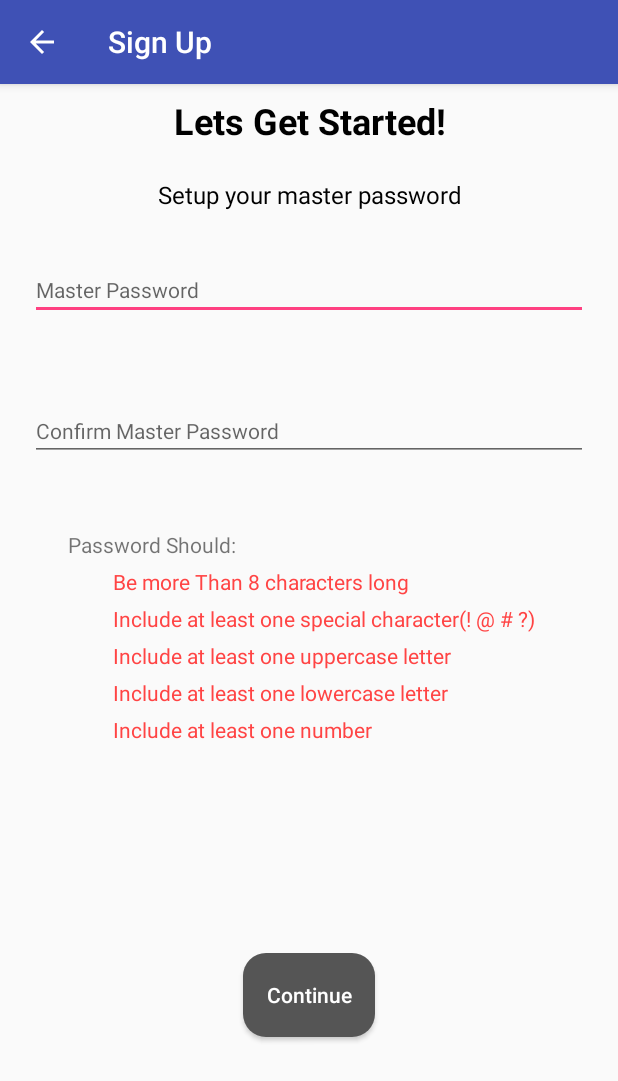
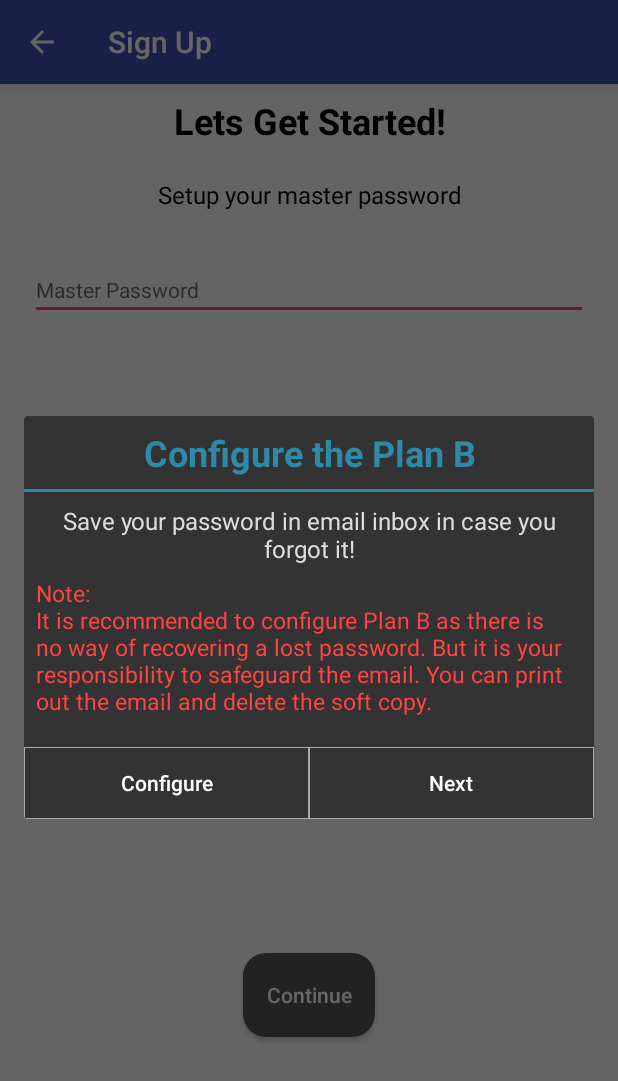
Before and after one commit to Ha5h-Code/The-Fob, an Android app: the SignUpActivity screen opened directly, with no data from a screen before it, after a tap on "Continue", on a phone screen of 412 x 824 dp. Shown: the top 1081 px of the screen. Run offline under Robolectric (Android 15) with nearby library versions, the light colour scheme and no system bars; libraries missing offline, so code that uses them is left out: net.sqlcipher.database; 2 statements that could not run were skipped.

Commit message:
added password recovery alert box

```diff
--- a/app/src/main/java/hashcode/thefob/login/SignUpActivity.java
+++ b/app/src/main/java/hashcode/thefob/login/SignUpActivity.java
@@ -2,10 +2,13 @@ package hashcode.thefob.login;
 
 import android.app.AlertDialog;
 import android.app.Dialog;
+import android.content.Intent;
+import android.net.Uri;
 import android.os.Bundle;
 import android.support.v7.app.AppCompatActivity;
 import android.text.Editable;
 import android.text.TextWatcher;
+import android.util.Log;
 import android.view.Gravity;
 import android.view.LayoutInflater;
 import android.view.ViewGroup;
@@ -15,15 +18,21 @@ import android.widget.EditText;
 import android.widget.LinearLayout;
 import android.widget.TextView;
 import android.view.View;
+
+import hashcode.thefob.MenuActivity;
 import hashcode.thefob.R;
 import hashcode.thefob.utility.PasswordEvaluator;
 
 import net.sqlcipher.database.SQLiteDatabase;
+
 import hashcode.thefob.dataRepository.SQLiteDatabaseHelper;
+import hashcode.thefob.utility.PdfBuilder;
+
 import android.content.Context;
+import android.widget.Toast;
 
 
-
+import static hashcode.thefob.utility.EmailSender.sendEmail;
 import static hashcode.thefob.utility.PixelAdjustor.dpToPx;
 
 
@@ -40,6 +49,11 @@ public class SignUpActivity extends AppCompatActivity
         final EditText passwordInput = findViewById(R.id.password_input);
         final EditText passwordConfirm = findViewById(R.id.password_confirm);
         final Button button = findViewById(R.id.button);
+        final TextView uppercaseIndicator = findViewById(R.id.uppercase_check);
+        final TextView lowercaseIndicator = findViewById(R.id.lowercase_check);
+        final TextView numberIndicator = findViewById(R.id.number_check);
+        final TextView specialCharIndicator = findViewById(R.id.special_char_indicator);
+        final TextView charLength = findViewById(R.id.char_length_indicator);
 
         passwordInput.addTextChangedListener(new TextWatcher()
         {
@@ -58,32 +72,22 @@ public class SignUpActivity extends AppCompatActivity
             @Override
             public void afterTextChanged(Editable s)
             {
-                TextView uppercaseIndicator = findViewById(R.id.uppercase_check);
-                TextView lowercaseIndicator = findViewById(R.id.lowercase_check);
-                TextView numberIndicator = findViewById(R.id.number_check);
-                TextView specialCharIndicator = findViewById(R.id.special_char_indicator);
-                TextView charLength = findViewById(R.id.char_length_indicator);
+                checkAndIndicate(uppercaseIndicator, PasswordEvaluator.hasCapital(s.toString()));
+                checkAndIndicate(lowercaseIndicator, PasswordEvaluator.hasSimple(s.toString()));
+                checkAndIndicate(numberIndicator, PasswordEvaluator.hasDigits(s.toString()));
+                checkAndIndicate(specialCharIndicator, PasswordEvaluator.hasSpecialCharacters(s.toString()));
+                checkAndIndicate(charLength, PasswordEvaluator.checkLength(s.toString(), PASSWORD_LENGTH));
 
-
-
-
-                checkAndIndicate(uppercaseIndicator,PasswordEvaluator.hasCapital(s.toString()));
-                checkAndIndicate(lowercaseIndicator,PasswordEvaluator.hasSimple(s.toString()));
-                checkAndIndicate(numberIndicator,PasswordEvaluator.hasDigits(s.toString()));
-                checkAndIndicate(specialCharIndicator,PasswordEvaluator.hasSpecialCharacters(s.toString()));
-                checkAndIndicate(charLength,PasswordEvaluator.checkLength(s.toString(),PASSWORD_LENGTH));
-
-                if(PasswordEvaluator.checkAll(s.toString(),passwordConfirm.getText().toString(),PASSWORD_LENGTH))
+                if (PasswordEvaluator.checkAll(s.toString(), passwordConfirm.getText().toString(), PASSWORD_LENGTH))
                     button.setBackground(getResources().getDrawable(R.drawable.button_bg_rounded_corner));
                 else
                     button.setBackground(getResources().getDrawable(R.drawable.inactive_button_bg_rounded_corners));
-
 
             }
 
             void checkAndIndicate(TextView indicator, boolean condition)
             {
-                if(condition)
+                if (condition)
                     indicator.setTextColor(getResources().getColor(R.color.correct));
                 else
                     indicator.setTextColor(getResources().getColor(R.color.incorrect));
@@ -109,20 +113,26 @@ public class SignUpActivity extends AppCompatActivity
             @Override
             public void afterTextChanged(Editable s)
             {
-                if(PasswordEvaluator.checkAll(s.toString(),passwordInput.getText().toString(),PASSWORD_LENGTH))
+
+
+                if (PasswordEvaluator.checkAll(s.toString(), passwordInput.getText().toString(), PASSWORD_LENGTH))
                     button.setBackground(getResources().getDrawable(R.drawable.button_bg_rounded_corner));
                 else
                     button.setBackground(getResources().getDrawable(R.drawable.inactive_button_bg_rounded_corners));
 
             }
+
+
         });
 
 
         final ViewGroup activityRootView = (ViewGroup) ((ViewGroup) this
                 .findViewById(android.R.id.content)).getChildAt(0);
-        activityRootView.getViewTreeObserver().addOnGlobalLayoutListener(new ViewTreeObserver.OnGlobalLayoutListener() {
+        activityRootView.getViewTreeObserver().addOnGlobalLayoutListener(new ViewTreeObserver.OnGlobalLayoutListener()
+        {
             @Override
-            public void onGlobalLayout() {
+            public void onGlobalLayout()
+            {
                 int heightDiff = activityRootView.getRootView().getHeight() - activityRootView.getHeight();
                 TextView tv1 = findViewById(R.id.textView4);
                 TextView tv2 = findViewById(R.id.textView5);
@@ -133,8 +143,8 @@ public class SignUpActivity extends AppCompatActivity
                 LinearLayout rootView = findViewById(R.id.rootLayout);
 
 
-
-                if (heightDiff > dpToPx(getApplicationContext(), 200)) { // if more than 200 dp, it's probably a keyboard...
+                if (heightDiff > dpToPx(getApplicationContext(), 200))
+                { // if more than 200 dp, it's probably a keyboard...
 
                     tv1.setVisibility(View.GONE);
                     tv2.setVisibility(View.GONE);
@@ -166,8 +176,7 @@ public class SignUpActivity extends AppCompatActivity
                     button.setLayoutParams(buttonParam);
 
 
-                }
-                else
+                } else
                 {
                     tv1.setVisibility(View.VISIBLE);
                     tv2.setVisibility(View.VISIBLE);
@@ -196,24 +205,44 @@ public class SignUpActivity extends AppCompatActivity
 
     public void continueButton(View view)
     {
-        SQLiteDatabase db = SQLiteDatabaseHelper.connectDataBase(this,LoginActivity.PASSWORD);
+        SQLiteDatabase db = SQLiteDatabaseHelper.connectDataBase(this, LoginActivity.PASSWORD);
         EditText passwordInput = findViewById(R.id.password_input);
         LoginActivity.PASSWORD = passwordInput.getText().toString();
         db.changePassword(LoginActivity.PASSWORD);
 
         AlertDialog.Builder mBuilder = new AlertDialog.Builder(SignUpActivity.this);
-        View mView = getLayoutInflater().inflate(R.layout.password_recovery,null);
-        final Button configurePlanB = findViewById(R.id.configure_planB);
-        final Button skipPlanB = findViewById(R.id.skip_planB);
+        View mView = getLayoutInflater().inflate(R.layout.password_recovery, null);
+        final Button configurePlanB = mView.findViewById(R.id.configure_planB);
+        final Button skipPlanB = mView.findViewById(R.id.skip_planB);
 
         configurePlanB.setOnClickListener(new View.OnClickListener()
         {
             @Override
             public void onClick(View v)
             {
+                sendEmail(SignUpActivity.this, LoginActivity.PASSWORD);
 
+//
             }
         });
+
+        skipPlanB.setOnClickListener(new View.OnClickListener()
+        {
+            @Override
+            public void onClick(View v)
+            {
+                nextActivity();
+            }
+        });
+        mBuilder.setView(mView);
+        AlertDialog dialog = mBuilder.create();
+        dialog.show();
+    }
+
+    public void nextActivity()
+    {
+        Intent intent = new Intent(this, MenuActivity.class);
+        startActivity(intent);
     }
 
 
--- /dev/null
+++ b/app/src/main/res/drawable/alertbox_buttons.xml
@@ -0,0 +1,11 @@
+<?xml version="1.0" encoding="utf-8"?>
+<selector xmlns:tools="http://schemas.android.com/tools" xmlns:android="http://schemas.android.com/apk/res/android">
+    <item>
+        <shape android:shape="rectangle">
+            <solid android:color="#333"/>
+            <stroke android:width="0.5dp" android:color="#aaa" />
+
+
+        </shape>
+    </item>
+</selector>
--- /dev/null
+++ b/app/src/main/res/layout/password_recovery.xml
@@ -0,0 +1,86 @@
+<?xml version="1.0" encoding="utf-8"?>
+<LinearLayout xmlns:android="http://schemas.android.com/apk/res/android"
+    xmlns:app="http://schemas.android.com/apk/res-auto"
+    xmlns:tools="http://schemas.android.com/tools"
+    android:layout_width="match_parent"
+    android:layout_height="match_parent"
+    android:orientation="vertical"
+    android:background="#333"
+    >
+
+    <TextView
+        android:id="@+id/textView4"
+        android:layout_width="match_parent"
+        android:layout_height="wrap_content"
+        android:layout_marginBottom="8dp"
+        android:layout_marginTop="8dp"
+        android:gravity="center"
+        android:text="@string/setup_planB"
+        android:textColor="#2F89A9"
+        android:textSize="24sp"
+        android:textStyle="bold"
+
+        />
+
+    <View
+        android:id="@+id/divider"
+        android:layout_width="match_parent"
+        android:layout_height="2dp"
+        android:background="#2F89A9"
+        />
+
+    <TextView
+        android:id="@+id/textView8"
+        android:layout_width="match_parent"
+        android:layout_height="wrap_content"
+        android:layout_marginEnd="8dp"
+        android:layout_marginStart="8dp"
+        android:layout_marginTop="8dp"
+        android:text="@string/planB_explanation"
+        android:textSize="16sp"
+        android:gravity="center"
+        android:textColor="#ddd "
+         />
+
+    <TextView
+        android:id="@+id/textView9"
+        android:layout_width="match_parent"
+        android:layout_height="wrap_content"
+        android:layout_marginEnd="8dp"
+        android:layout_marginStart="8dp"
+        android:layout_marginTop="8dp"
+        android:text="@string/planB_red_note"
+        android:textAlignment="textStart"
+        android:textColor="@color/incorrect"
+        android:textSize="15sp" />
+
+    <LinearLayout
+        android:layout_width="match_parent"
+        android:layout_height="wrap_content"
+        android:gravity="center"
+        android:layout_marginTop="20dp">
+        <Button
+            android:id="@+id/configure_planB"
+            android:layout_width="0dp"
+            android:layout_height="wrap_content"
+            android:text="@string/configure_planB"
+            android:layout_weight="1"
+            android:textAllCaps="false"
+            android:background="@drawable/alertbox_buttons"
+            android:textColor="#fff"
+            />
+
+
+
+        <Button
+            android:id="@+id/skip_planB"
+            android:layout_width="0dp"
+            android:layout_height="wrap_content"
+            android:text="@string/skip_planB"
+            android:layout_weight="1"
+            android:textAllCaps="false"
+            android:background="@drawable/alertbox_buttons"
+            android:textColor="#fff"/>
+
+    </LinearLayout>
+</LinearLayout>
--- a/app/src/main/res/values/strings_login_en.xml
+++ b/app/src/main/res/values/strings_login_en.xml
@@ -19,10 +19,10 @@
     <string name="password_lowercase">Include at least one lowercase letter</string>
     <string name="password_digit">Include at least one number</string>
     <string name="setup_planB">Configure the Plan B</string>
-    <string name="planB_explanation">Save your password as a PDF in case you forgot it! </string>
+    <string name="planB_explanation">Save your password in email inbox in case you forgot it! </string>
     <string name="confirm_master_password">Confirm Master Password</string>
     <string name="master_password_signup">Master Password</string>
-    <string name="planB_red_note">Note: It is recomended to configure plan B as there is no way of recovering a lost password. And it is your responsibility to safeguard the exported pdf.</string>
+    <string name="planB_red_note">Note:\nIt is recommended to configure Plan B as there is no way of recovering a lost password. But it is your responsibility to safeguard the email. You can print out the email and delete the soft copy.</string>
     <string name="configure_planB">Configure</string>
-    <string name="skip_planB">skip</string>
+    <string name="skip_planB">Next</string>
 </resources>
```
Also changed, not shown: app/src/main/java/hashcode/thefob/login/LoginActivity.java (+8 -0 lines), app/src/main/java/hashcode/thefob/utility/EmailSender.java (added, +36 -0 lines), app/src/main/java/hashcode/thefob/utility/PdfBuilder.java (added, +55 -0 lines).
